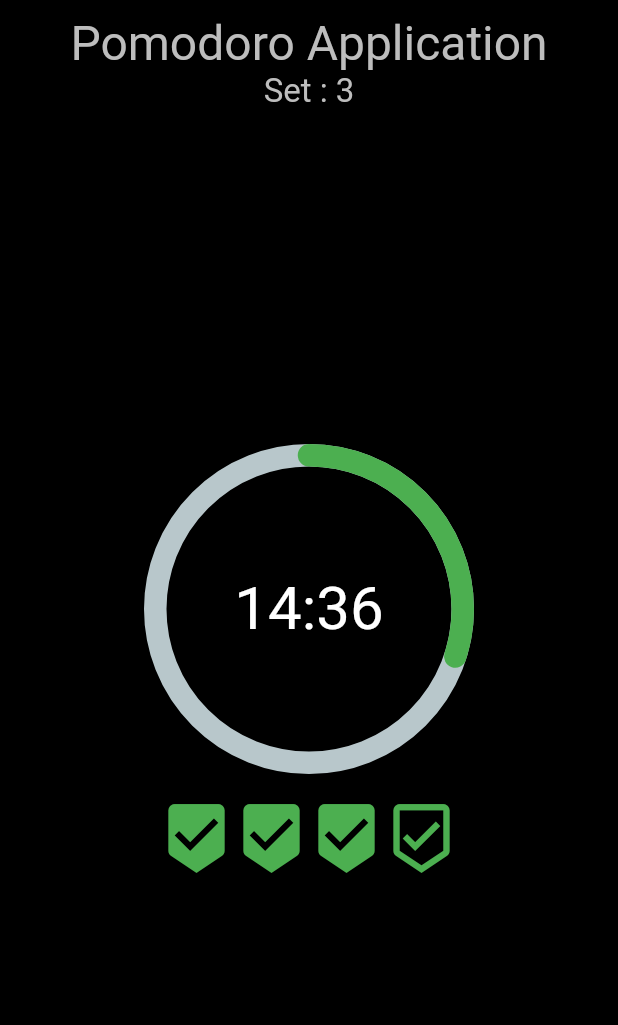
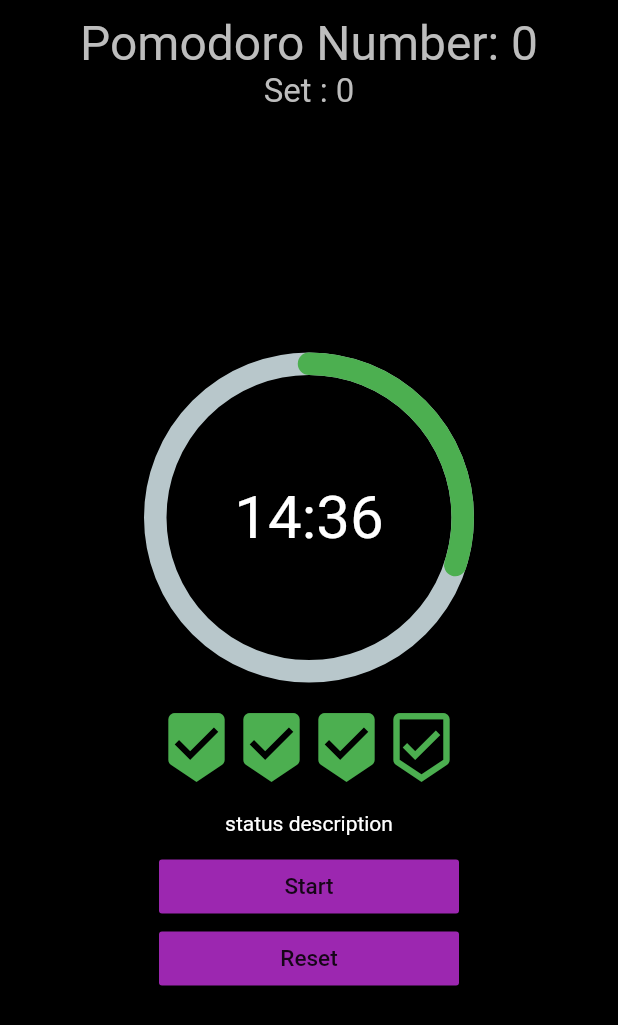
Before and after one commit to AidanGoldie7/plantodoro, a Flutter app: the screen it shows after launch, on a phone screen of 412 x 824 dp. Shown: the top 1025 px of the screen. Run offline on Flutter 3.47's test engine with Material 2 defaults, Android fonts, the phone set to English and light mode, and no system bars; drawn by our look-alikes of percent_indicator.

Commit message:
2. Start and Reset buttons with pomodoro status

```diff
--- /dev/null
+++ b/lib/model/pomodoro_status.dart
@@ -0,0 +1,9 @@
+enum PomodoroStatus {
+  runningPomodoro,
+  pausedPomodoro,
+  runningShortBreak,
+  pausedShortBreak,
+  runningLongBreak,
+  pausedLongBreak,
+  setFinished,
+}
--- a/lib/screens/home_screen.dart
+++ b/lib/screens/home_screen.dart
@@ -1,18 +1,39 @@
+import 'dart:async';
+
 import 'package:flutter/cupertino.dart';
 import 'package:flutter/material.dart';
 import 'package:percent_indicator/circular_percent_indicator.dart';
+import 'package:plantpomodoro/utils/constants.dart';
 import 'package:plantpomodoro/widget/progress_icons.dart';
+import 'package:plantpomodoro/widget/custom_button.dart';
+import 'package:plantpomodoro/model/pomodoro_status.dart';
 
 class Home extends StatefulWidget {
   const Home({Key? key}) : super(key: key);
-
   @override
   _HomeState createState() => _HomeState();
 }
 
+const _btnTextStart = 'START POMODORO';
+const _btnTextResumePomodoro = 'RESUME POMODORO';
+const _btnTextResumeBreak = 'RESUME BREAK';
+const _btnTextStartShortBreak = 'TAKE SHORT BREAK';
+const _btnTextStartLongBreak = 'TAKE LONG BREAK';
+const _btnTextStartNewSet = 'START NEW SET';
+const _btnTextPause = 'PAUSE';
+const _btnTextReset = 'RESET';
+
+
 class _HomeState extends State<Home> {
   @override
   Widget build(BuildContext context) {
+    int remainingTime = pomodoroTotalTime;
+    String mainBtnText = _btnTextStart;
+    PomodoroStatus pomodoroStatus = PomodoroStatus.pausedPomodoro;
+    Timer _timer;
+    int pomodoroNum = 0;
+    int setNum = 0;
+
     return Scaffold(
 backgroundColor: Colors.black,
       body: SafeArea(
@@ -23,11 +44,11 @@ backgroundColor: Colors.black,
                 height: 10,
               ),
               Text(
-                'Pomodoro Application',
+                'Pomodoro Number: $pomodoroNum',
                 style: TextStyle(fontSize: 32, color: Colors.grey[400]),
               ),
               Text(
-                'Set : 3',
+                'Set : $setNum',
                 style: TextStyle(fontSize: 22, color: Colors.grey[400]),
               ),
               Expanded(
@@ -56,11 +77,23 @@ backgroundColor: Colors.black,
                     SizedBox(
                       height: 10,
                     ),
+                    Text('status description',
+                    style : TextStyle(color: Colors.white),
+                    ),
+                    SizedBox(
+                      height: 10,
+                    ),
+                    CustomButton(
+                        onTap: () {},
+                      text: 'Start',
+                    ),
+                    CustomButton(
+                      onTap: () {},
+                      text: 'Reset',
+                    ),
                   ],
                 ),
               ),
-
-
             ],
           ),
         ),
--- a/lib/widget/custom_button.dart
+++ b/lib/widget/custom_button.dart
@@ -0,0 +1,22 @@
+import 'package:flutter/material.dart';
+
+class CustomButton extends StatelessWidget {
+  final VoidCallback onTap;
+  final String text;
+
+  const CustomButton({required this.onTap, required this.text});
+
+
+  @override
+  Widget build(BuildContext context) {
+    return ButtonTheme(
+      minWidth: 200,
+      child: RaisedButton(
+          onPressed: onTap,
+      child: Text(text,
+      style: TextStyle(fontSize: 15),
+      ),
+      ),
+    );
+  }
+}
```
Also changed, not shown: lib/utils/constants.dart (added, +30 -0 lines).
